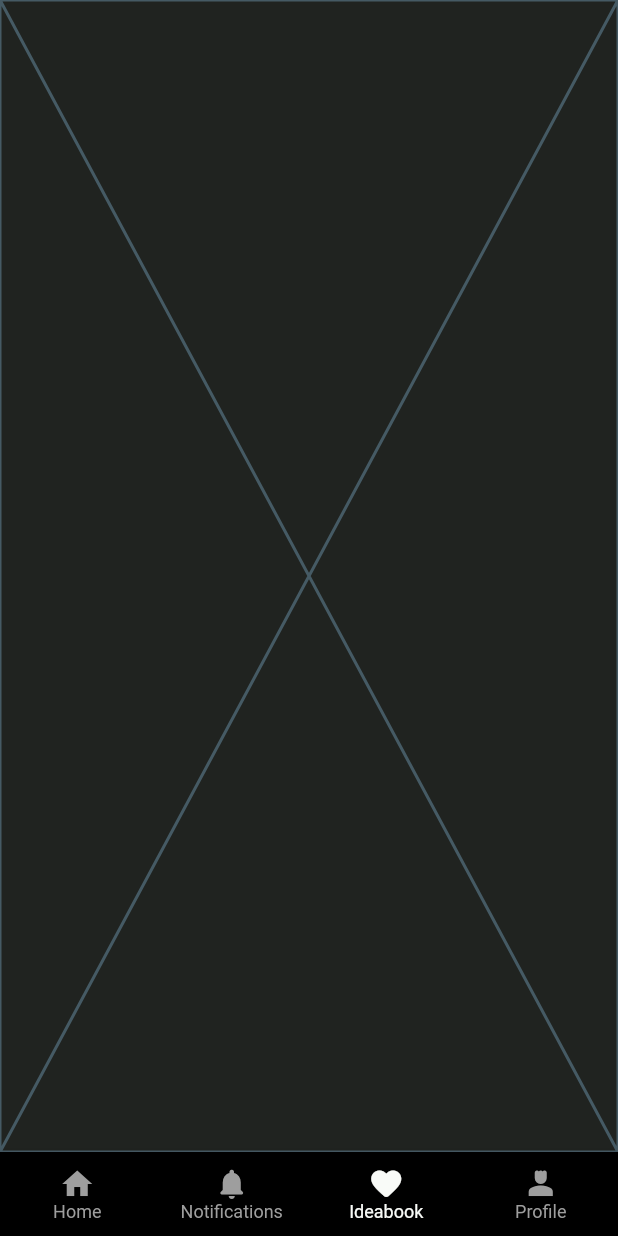
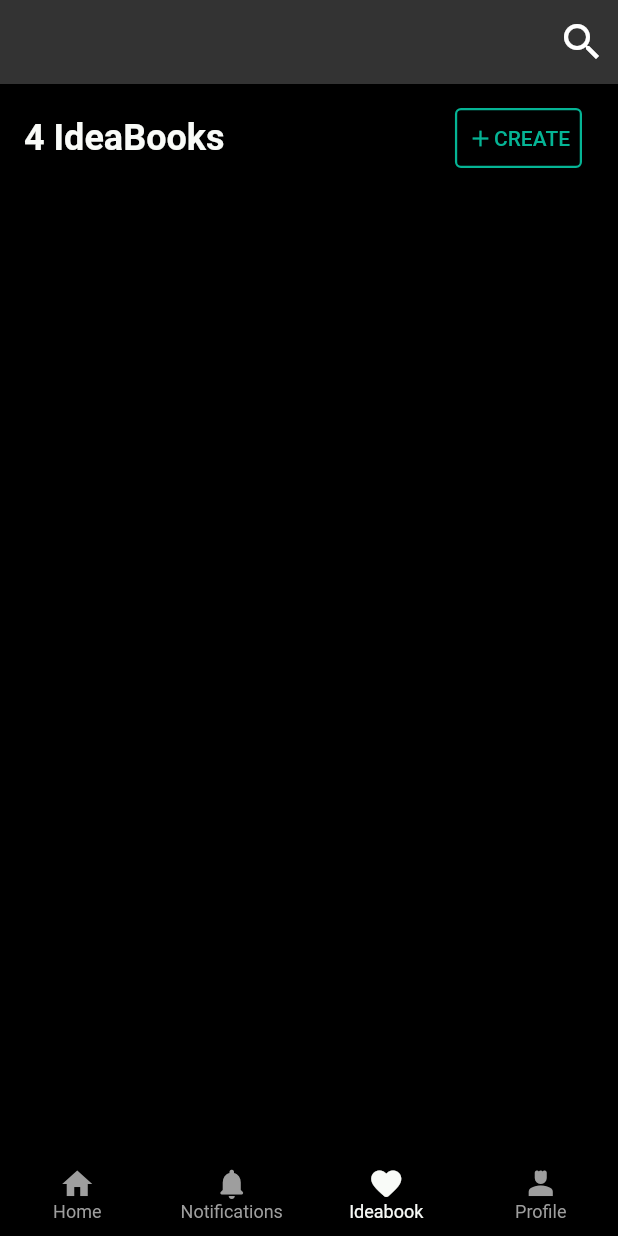
Before and after one commit to alainjr10/decor-ride, a Flutter app: the screen it shows after launch, item 3 of the bottom bar chosen, on a phone screen of 412 x 824 dp. Run offline on Flutter 3.47's test engine with Material 2 defaults, Android fonts, the light colour scheme and no system bars; our stand-ins replace cloud_firestore, firebase_auth, firebase_core, flutter_rating_bar, flutter_riverpod, flutter_screenutil and 3 more; missing offline and left inert: ar_flutter_plugin, arcore_flutter_plugin, model_viewer_plus; accounts and stored records are empty.

Commit message:
ideabooks imp started

```diff
--- a/lib/app/themes.dart
+++ b/lib/app/themes.dart
@@ -4,7 +4,7 @@ class ThemeColor {
   static ThemeData themeData(bool isDarkMode, BuildContext context) {
     return ThemeData(
       scaffoldBackgroundColor:
-          isDarkMode ? const Color(0xFF202320) : Colors.white,
+          isDarkMode ? const Color(0xFF000000) : Colors.white,
       useMaterial3: true,
       switchTheme: SwitchThemeData(
         trackColor: MaterialStateProperty.all(
@@ -35,16 +35,44 @@ class ThemeColor {
       buttonTheme: Theme.of(context).buttonTheme.copyWith(
           colorScheme: isDarkMode ? ColorScheme.dark() : ColorScheme.light()),
       appBarTheme: AppBarTheme(
-        backgroundColor: isDarkMode ? const Color(0xFF303330) : Colors.white,
+        backgroundColor: isDarkMode ? const Color(0xFF333333) : Colors.white,
         foregroundColor: isDarkMode ? Colors.white : const Color(0xFF303330),
         elevation: 0,
+        actionsIconTheme: IconThemeData(
+          color: isDarkMode ? Colors.white : const Color(0xFF303330),
+          size: 32,
+          weight: 700,
+        ),
       ),
+      iconButtonTheme: IconButtonThemeData(
+        style: ButtonStyle(
+          foregroundColor: MaterialStateProperty.all(
+            isDarkMode ? Colors.white : const Color(0xFF303330),
+          ),
+          iconSize: MaterialStateProperty.all<double>(32.0),
+          iconColor: MaterialStateProperty.all<Color>(
+            isDarkMode ? Colors.white : const Color(0xFF303330),
+          ),
+        ),
+      ),
+
       colorScheme: ColorScheme.fromSwatch(primarySwatch: Colors.blue).copyWith(
         primary: const Color(0xFF05B495),
-        background: isDarkMode ? const Color(0xFF202320) : Colors.white,
+        primaryContainer: isDarkMode ? const Color(0xFF222222) : Colors.white,
+        onPrimaryContainer:
+            isDarkMode ? const Color(0xFFF9FBF8) : const Color(0xFF202320),
+        secondary: isDarkMode ? const Color(0xFF444444) : Colors.white,
+        onSecondary:
+            isDarkMode ? const Color(0xFFF9FBF8) : const Color(0xFF202320),
+        background: isDarkMode ? const Color(0xFF000000) : Colors.white,
         brightness: isDarkMode ? Brightness.dark : Brightness.light,
         onPrimary:
             isDarkMode ? const Color(0xFFF9FBF8) : const Color(0xFF202320),
+        surface: isDarkMode ? const Color(0xFF333333) : const Color(0xFFE5E5E5),
+        onSurface:
+            isDarkMode ? const Color(0xFFFFFFFF) : const Color(0xFF333333),
+        tertiary:
+            isDarkMode ? const Color(0xFF444444) : const Color(0xFFE5E5E5),
       ),
     );
   }
--- /dev/null
+++ b/lib/common/widgets/outlined_button.dart
@@ -0,0 +1,57 @@
+import 'package:decor_ride/app/theme_extension.dart';
+import 'package:flutter/material.dart';
+
+class CustomOutlinedButton {
+  static Widget outlinedButton({
+    required BuildContext context,
+    required String text,
+    required VoidCallback onPressed,
+    bool isDisabled = false,
+    bool icon = false,
+    IconData? iconData,
+    required Color color,
+    Color? textColor,
+    double? width,
+    double? height,
+    double? fontSize,
+    FontWeight? fontWeight,
+    double? borderWidth,
+    Color? borderColor,
+    double? borderRadius,
+  }) {
+    return SizedBox(
+      width: width,
+      height: height ?? 40.0,
+      child: OutlinedButton(
+        onPressed: onPressed,
+        style: OutlinedButton.styleFrom(
+            backgroundColor: Colors.transparent,
+            foregroundColor: textColor ?? color,
+            shape: RoundedRectangleBorder(
+              borderRadius: BorderRadius.circular(borderRadius ?? 4.0),
+            ),
+            side: BorderSide(
+              color: borderColor ?? color,
+              width: borderWidth ?? 1.5,
+            ),
+            padding:
+                const EdgeInsets.symmetric(horizontal: 8.0, vertical: 8.0)),
+        child: Row(
+          children: [
+            icon
+                ? Icon(
+                    iconData,
+                    color: color,
+                  )
+                : 0.hGap,
+            Text(
+              text,
+              style: context.textTheme.bodyLarge!.copyWith(
+                  color: color, fontSize: fontSize, fontWeight: fontWeight),
+            ),
+          ],
+        ),
+      ),
+    );
+  }
+}
--- a/lib/features/ideabook/presentation/screens/ideabook_screen.dart
+++ b/lib/features/ideabook/presentation/screens/ideabook_screen.dart
@@ -1,3 +1,6 @@
+import 'package:decor_ride/app/theme_extension.dart';
+import 'package:decor_ride/common/widgets/outlined_button.dart';
+import 'package:decor_ride/utils/constants.dart';
 import 'package:flutter/material.dart';
 import 'package:flutter_riverpod/flutter_riverpod.dart';
 
@@ -6,6 +9,40 @@ class IdeaBook extends ConsumerWidget {
 
   @override
   Widget build(BuildContext context, WidgetRef ref) {
-    return const Placeholder();
+    return Scaffold(
+      appBar: AppBar(
+        actions: [
+          IconButton(
+            onPressed: () {},
+            icon: const Icon(Icons.search),
+          ),
+        ],
+      ),
+      body: SingleChildScrollView(
+        padding: const EdgeInsets.fromLTRB(16.0, 16.0, 24.0, 16.0),
+        child: Column(
+          children: [
+            Row(
+              mainAxisAlignment: MainAxisAlignment.spaceBetween,
+              crossAxisAlignment: CrossAxisAlignment.center,
+              children: [
+                Text(
+                  "4 IdeaBooks",
+                  style: kH3TextStyle(context),
+                ),
+                CustomOutlinedButton.outlinedButton(
+                  context: context,
+                  text: 'CREATE',
+                  onPressed: () {},
+                  color: context.colorScheme.primary,
+                  icon: true,
+                  iconData: Icons.add,
+                ),
+              ],
+            ),
+          ],
+        ),
+      ),
+    );
   }
 }
--- /dev/null
+++ b/lib/utils/constants.dart
@@ -0,0 +1,7 @@
+import 'package:decor_ride/app/theme_extension.dart';
+import 'package:flutter/material.dart';
+
+kH3TextStyle(BuildContext context) => context.textTheme.headlineSmall!.copyWith(
+      color: context.colorScheme.onPrimary,
+      fontWeight: FontWeight.w600,
+    );
```
